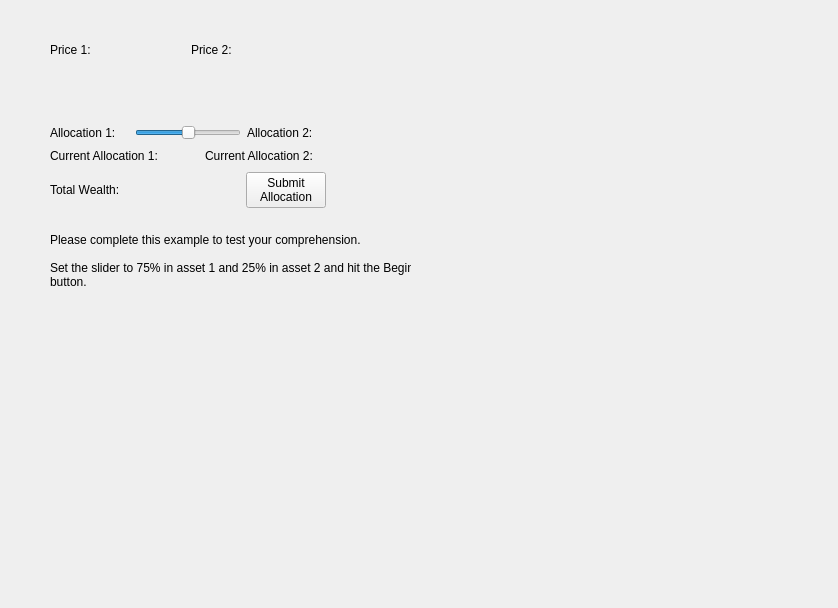
First picture: the form in MarketSimulation/instructionscreentest1.ui, repository dwattttt/marketsim, before the edit.
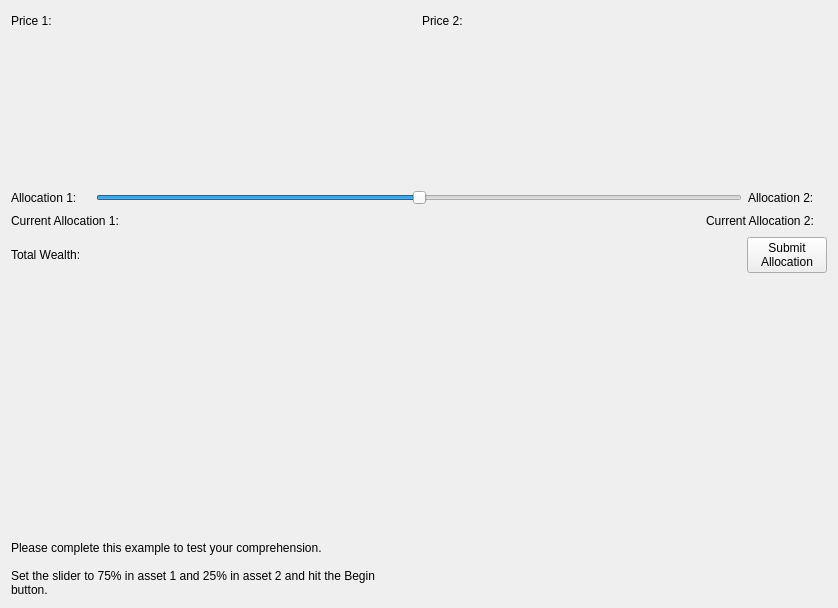
Second picture: the form after the edit.

Commit message: Updated the layouts on the ui screens. Should be a bit nicer.

```diff
--- a/MarketSimulation/instructionscreentest1.ui
+++ b/MarketSimulation/instructionscreentest1.ui
@@ -13,31 +13,8 @@
   <property name="windowTitle">
    <string>Form</string>
   </property>
-  <widget class="QLabel" name="label_6">
-   <property name="geometry">
-    <rect>
-     <x>50</x>
-     <y>220</y>
-     <width>361</width>
-     <height>81</height>
-    </rect>
-   </property>
-   <property name="text">
-    <string>Please complete this example to test your comprehension.
-
-Set the slider to 75% in asset 1 and 25% in asset 2 and hit the Begin
-button.</string>
-   </property>
-  </widget>
-  <widget class="QWidget" name="layoutWidget">
-   <property name="geometry">
-    <rect>
-     <x>50</x>
-     <y>40</y>
-     <width>276</width>
-     <height>168</height>
-    </rect>
-   </property>
+  <layout class="QVBoxLayout" name="verticalLayout_2">
+   <item>
    <layout class="QVBoxLayout" name="verticalLayout">
     <item>
      <layout class="QHBoxLayout" name="horizontalLayout_3">
@@ -251,7 +228,31 @@
      </layout>
     </item>
    </layout>
-  </widget>
+   </item>
+   <item>
+    <spacer name="verticalSpacer_2">
+     <property name="orientation">
+      <enum>Qt::Vertical</enum>
+     </property>
+     <property name="sizeHint" stdset="0">
+      <size>
+       <width>20</width>
+       <height>258</height>
+      </size>
+     </property>
+    </spacer>
+   </item>
+   <item>
+    <widget class="QLabel" name="label_6">
+     <property name="text">
+      <string>Please complete this example to test your comprehension.
+
+Set the slider to 75% in asset 1 and 25% in asset 2 and hit the Begin
+button.</string>
+     </property>
+    </widget>
+   </item>
+  </layout>
  </widget>
  <resources/>
  <connections/>
```
Lines whose indentation alone changed are shown as unchanged. The commit also changes 14 other files.
